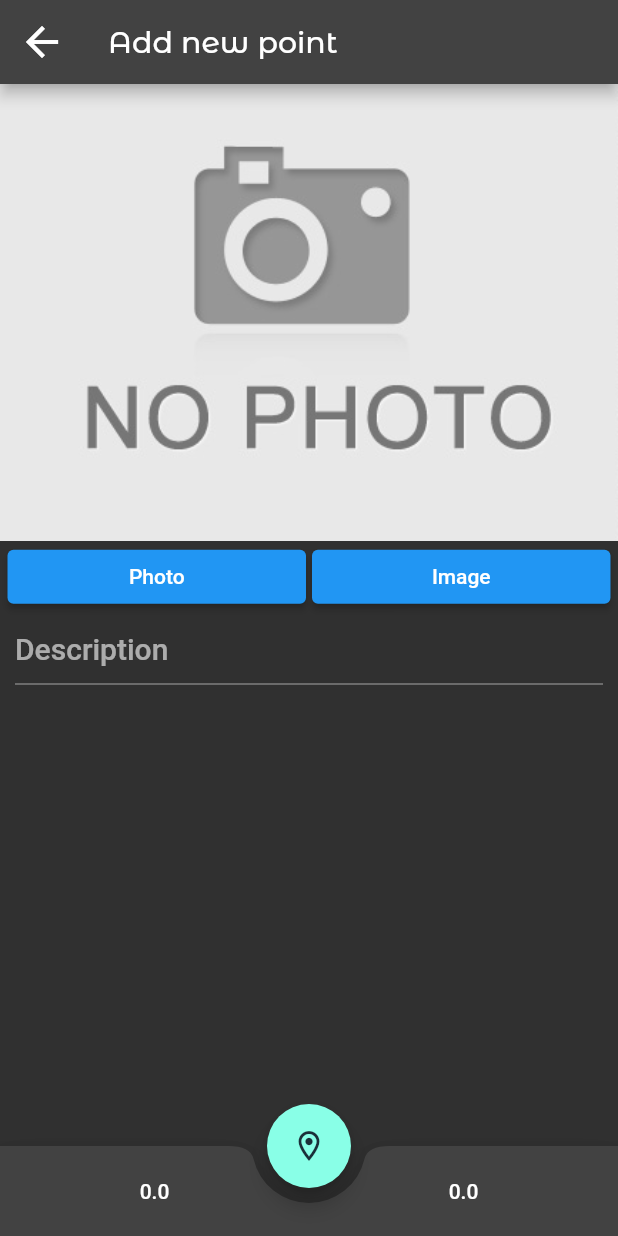
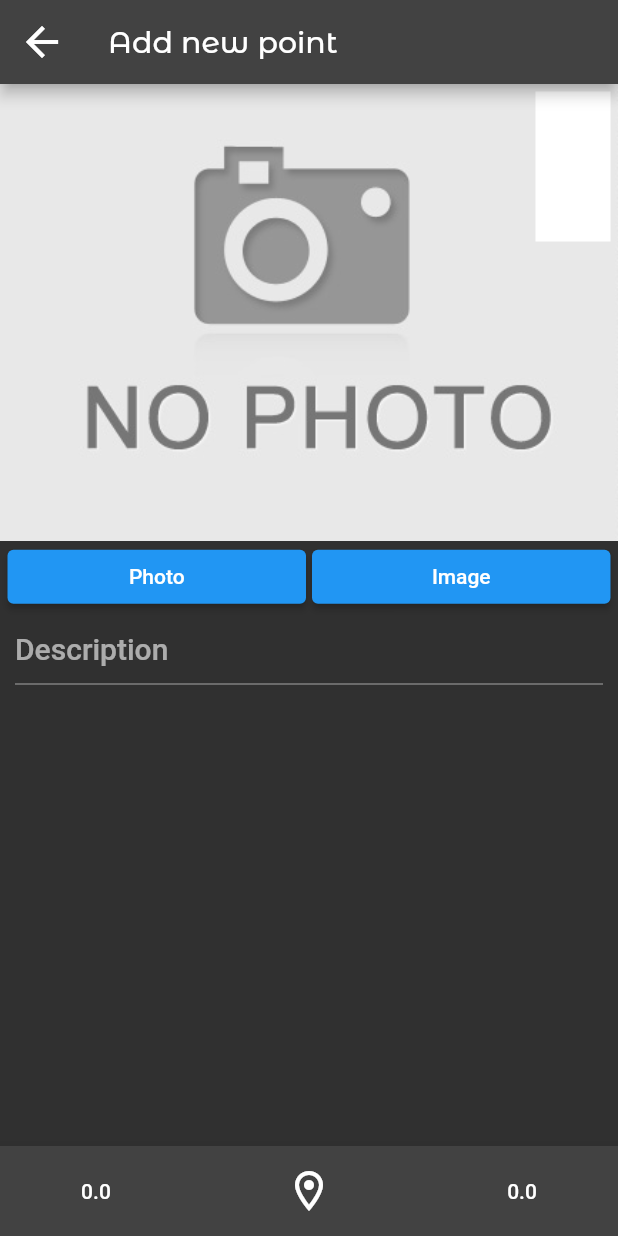
Before and after one commit to hardhill/Landmark-mobile, a Flutter app: the AddPointPage screen opened directly, after a tap on "Photo", on a phone screen of 412 x 824 dp. Run offline on Flutter 3.47's test engine with Material 2 defaults, Android fonts, the phone set to English and light mode, and no system bars; our stand-ins replace fluttertoast, geolocator, image_picker; network calls fail.

Commit message:
change containers

```diff
--- a/lib/pages/add_point_page.dart
+++ b/lib/pages/add_point_page.dart
@@ -1,7 +1,11 @@
+import 'dart:io';
+
 import 'package:flutter/material.dart';
 import 'package:fluttertoast/fluttertoast.dart';
 import 'package:geolocator/geolocator.dart';
+import 'package:image_picker/image_picker.dart';
 import '../widgets/bottom_app_bar.dart';
+import '../widgets/my_image.dart';
 
 class AddPointPage extends StatefulWidget {
   const AddPointPage({Key? key}) : super(key: key);
@@ -16,6 +20,7 @@ class _AddPointPageState extends State<AddPointPage> {
   double _longitude = 0;
   String _title = '';
   double halfOfScreen = 0;
+  File? imageFile;
   @override
   void initState() {
     super.initState();
@@ -24,39 +29,27 @@ class _AddPointPageState extends State<AddPointPage> {
   @override
   Widget build(BuildContext context) {
     halfOfScreen = MediaQuery.of(context).size.height;
+
     return Scaffold(
       appBar: AppBar(
         title: Text('Add new point'),
       ),
-      floatingActionButton: FloatingActionButton(
+      bottomNavigationBar: BAppBar(
+        latitude: _latitude,
+        longitude: _longitude,
         onPressed: () {
           getMyLocation();
         },
-        tooltip: 'Geolocation',
-        child: Icon(
-          Icons.location_on_outlined,
       ),
+      body: Stack(children: [
+        ListView(
+          children: <Widget>[
+            ConstrainedBox(
+              constraints: BoxConstraints(
+                  maxHeight: MediaQuery.of(context).size.height * .6),
+              child: MyImageWidget(
+                isImage: imageFile?.path,
               ),
-      bottomNavigationBar: BAppBar(latitude: _latitude, longitude: _longitude),
-      floatingActionButtonLocation: FloatingActionButtonLocation.centerDocked,
-      body: Column(
-        children: <Widget>[
-          Row(
-            mainAxisAlignment: MainAxisAlignment.center,
-            children: [
-              Expanded(
-                child: Container(
-                  child: ConstrainedBox(
-                    constraints:
-                        BoxConstraints.loose(Size.fromHeight(halfOfScreen)),
-                    child: Image(
-                      image: AssetImage('assets/images/nofoto.png'),
-                    ),
-                  ),
-                  color: Colors.white70,
-                ),
-              )
-            ],
             ),
             Row(
               children: [
@@ -64,36 +57,54 @@ class _AddPointPageState extends State<AddPointPage> {
                     child: Container(
                         margin: EdgeInsets.only(left: 5, right: 2),
                         child: ElevatedButton(
-                          onPressed: () {getImageOrPhoto(false);}, child: Text('Photo')))),
+                            onPressed: () {
+                              imagePickup(ImageSource.camera);
+                            },
+                            child: Text('Photo')))),
                 Expanded(
                     child: Container(
                         margin: EdgeInsets.only(left: 2, right: 5),
                         child: ElevatedButton(
-                          onPressed: () {getImageOrPhoto(true);}, child: Text('Image'))))
+                            onPressed: () {
+                              imagePickup(ImageSource.gallery);
+                            },
+                            child: Text('Image'))))
               ],
               mainAxisAlignment: MainAxisAlignment.spaceEvenly,
             ),
             Container(
-             padding:EdgeInsets.only(left: 10,right: 10),
+                padding: EdgeInsets.only(left: 10, right: 10),
                 child: TextField(
                   style: TextStyle(fontSize: 20),
                   textInputAction: TextInputAction.next,
-               decoration: InputDecoration(
-
-                 hintText: 'Description'
-               ),
+                  decoration: InputDecoration(hintText: 'Description'),
                 ))
           ],
         ),
+        Positioned(
+            right: 5,
+            top: 5,
+            child: Container(
+              width: 50,
+              height: 100,
+              color: Colors.white,
+            )),
+      ]),
     );
   }
 
 //==============================================================================
-  void getImageOrPhoto(bool isImage){
-
+  Future<void> imagePickup(ImageSource source) async {
+    final ImagePicker _picker = ImagePicker();
+    final XFile? image = await _picker.pickImage(source: source);
+    if (image == null) {
+      return;
     }
-
-
+    final imageTemporary = File(image.path);
+    setState(() {
+      imageFile = imageTemporary;
+    });
+  }
 
   Future<void> getMyLocation() async {
     bool serviceEnabled;
--- a/lib/widgets/bottom_app_bar.dart
+++ b/lib/widgets/bottom_app_bar.dart
@@ -4,8 +4,8 @@ class BAppBar extends StatefulWidget {
   final longitude;
 
   final latitude;
-
-  const BAppBar({Key? key,this.latitude, this.longitude}) : super(key: key);
+  final VoidCallback? onPressed;
+  const BAppBar({Key? key,this.latitude, this.longitude, this.onPressed}) : super(key: key);
 
 
   @override
@@ -28,6 +28,7 @@ class _BAppBarState extends State<BAppBar> {
             Container(
               child:Text(widget.latitude.toString())
             ),
+            IconButton(onPressed: widget.onPressed, icon: Icon(Icons.location_on_outlined)),
             Container(
               child: Text(widget.longitude.toString()),
             )
--- /dev/null
+++ b/lib/widgets/my_image.dart
@@ -0,0 +1,25 @@
+import 'dart:io';
+import 'package:flutter/material.dart';
+
+class MyImageWidget extends StatefulWidget{
+  late Image myImage;
+  MyImageWidget({Key? key, String? isImage}) : super(key: key){
+    if(isImage == null){
+          myImage = Image(image: AssetImage('assets/images/nofoto.png'),fit: BoxFit.cover,);
+    }else{
+          myImage = Image.file(File(isImage),fit: BoxFit.cover,);
+    }
+  }
+
+  @override
+  State<StatefulWidget> createState() {
+    return _MyImageWidgetState();
+  }
+}
+
+class _MyImageWidgetState extends State<MyImageWidget>{
+  @override
+  Widget build(BuildContext context) {
+      return widget.myImage;
+    }
+}
--- a/pubspec.yaml
+++ b/pubspec.yaml
@@ -31,6 +31,7 @@ dependencies:
     sdk: flutter
   geolocator: ^8.0.3
   fluttertoast:
+  image_picker: ^0.8.4+4
 
 
   # The following adds the Cupertino Icons font to your application.
```
Also changed, not shown: pubspec.lock, 1 other file. Lines whose indentation alone changed are shown as unchanged.
